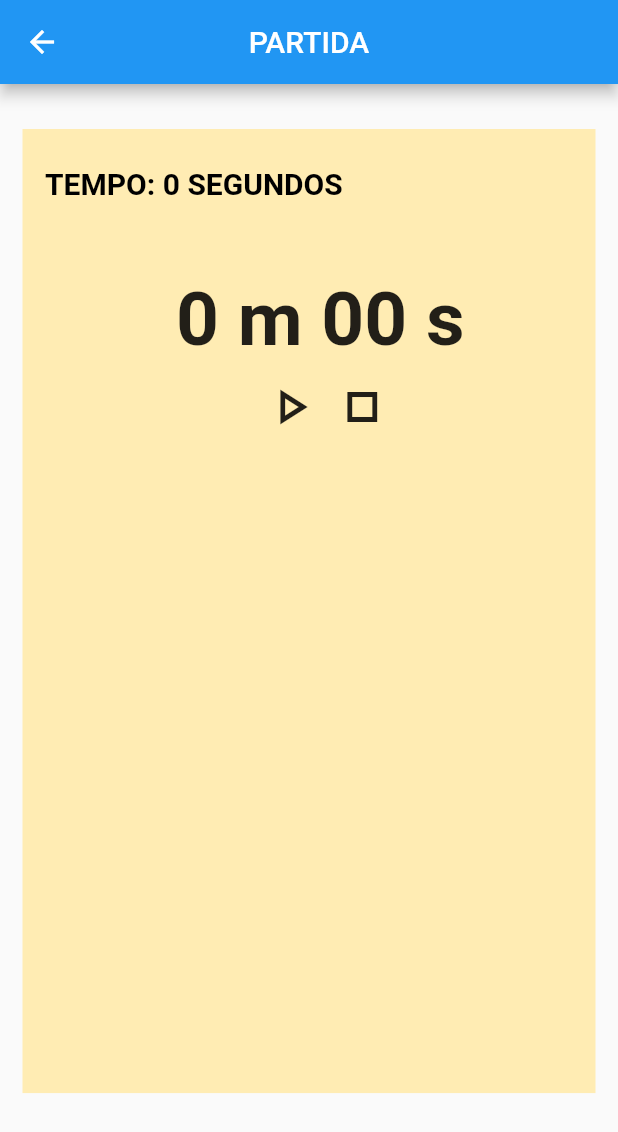
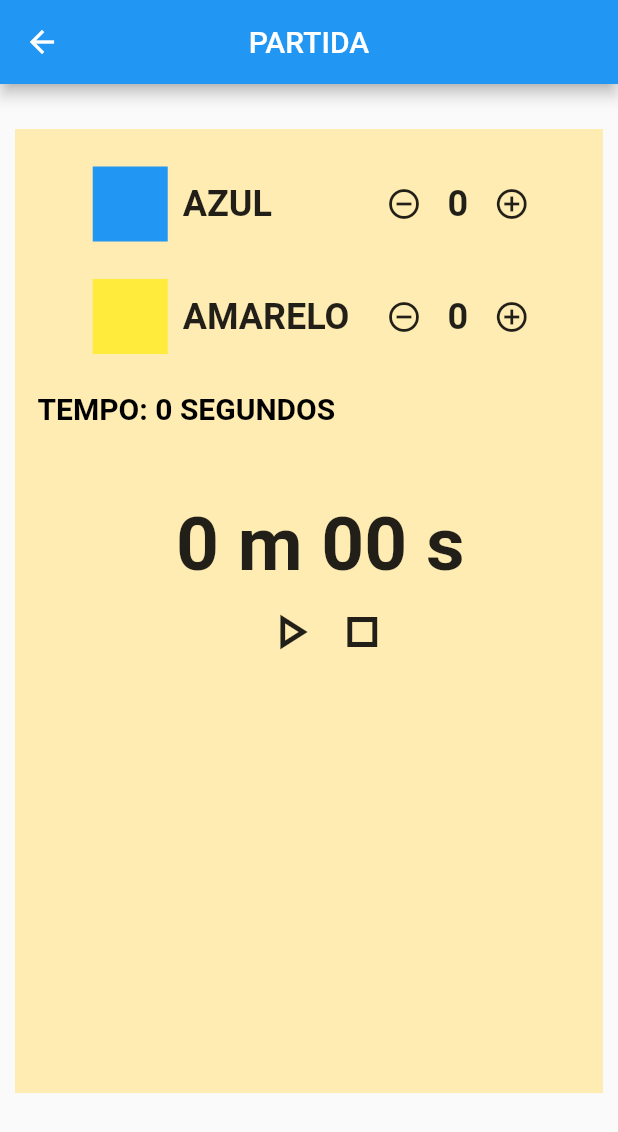
Before and after one commit to csnoboa/contador_de_jogos, a Flutter app: the screen it shows after launch, after a tap on "COMEÇAR", on a phone screen of 412 x 824 dp. Shown: the top 1132 px of the screen. Run offline on Flutter 3.47's test engine with Material 2 defaults, Android fonts, the phone set to English and light mode, and no system bars; missing offline and left inert: flutter_ringtone_player.

Commit message:
build 0.1

```diff
--- a/lib/card_start_game.dart
+++ b/lib/card_start_game.dart
@@ -42,14 +42,13 @@ class _CardStartGameState extends State<CardStartGame> {
               Container(width: 10),
               Container(
                 constraints: BoxConstraints(
-                  minWidth: MediaQuery.of(context).size.width * 0.35,
+                  minWidth: MediaQuery.of(context).size.width * 0.3,
                 ),
                 child: Text(
                   nameEquipe,
                   style: TextStyle(fontSize: 24, fontWeight: FontWeight.bold),
                 ),
               ),
-              Container(width: 30),
               IconButton(
                 icon: Icon(Icons.remove_circle_outline),
                 onPressed: () {
@@ -58,7 +57,7 @@ class _CardStartGameState extends State<CardStartGame> {
                   });
                 },
               ),
-              Container(width: 10),
+              Container(width: 5),
               Text(
                 '$_count',
                 style: TextStyle(
@@ -66,7 +65,7 @@ class _CardStartGameState extends State<CardStartGame> {
                   fontWeight: FontWeight.bold,
                 ),
               ),
-              Container(width: 10),
+              Container(width: 5),
               IconButton(
                 icon: Icon(Icons.add_circle_outline),
                 onPressed: () {
--- a/lib/controller/app_controller.dart
+++ b/lib/controller/app_controller.dart
@@ -8,7 +8,10 @@ class AppController extends ChangeNotifier {
 
   int time = 60;
 
-  List<EquipeCard> listEquipeCard = List.empty(growable: true);
+  List<EquipeCard> listEquipeCard = [
+    EquipeCard(name: "AZUL", color: Colors.blue),
+    EquipeCard(name: "AMARELO", color: Colors.yellow)
+  ];
 
   changeTime(int newTime) {
     time = newTime;
--- a/lib/start_page.dart
+++ b/lib/start_page.dart
@@ -147,7 +147,7 @@ class _StartPageState extends State<StartPage> {
         body: SingleChildScrollView(
           child: Padding(
             padding: const EdgeInsets.only(
-                left: 15.0, right: 15, top: 30, bottom: 30),
+                left: 10.0, right: 10, top: 30, bottom: 30),
             child: Container(
               constraints: BoxConstraints(
                 minHeight: MediaQuery.of(context).size.height * 0.78,
```
